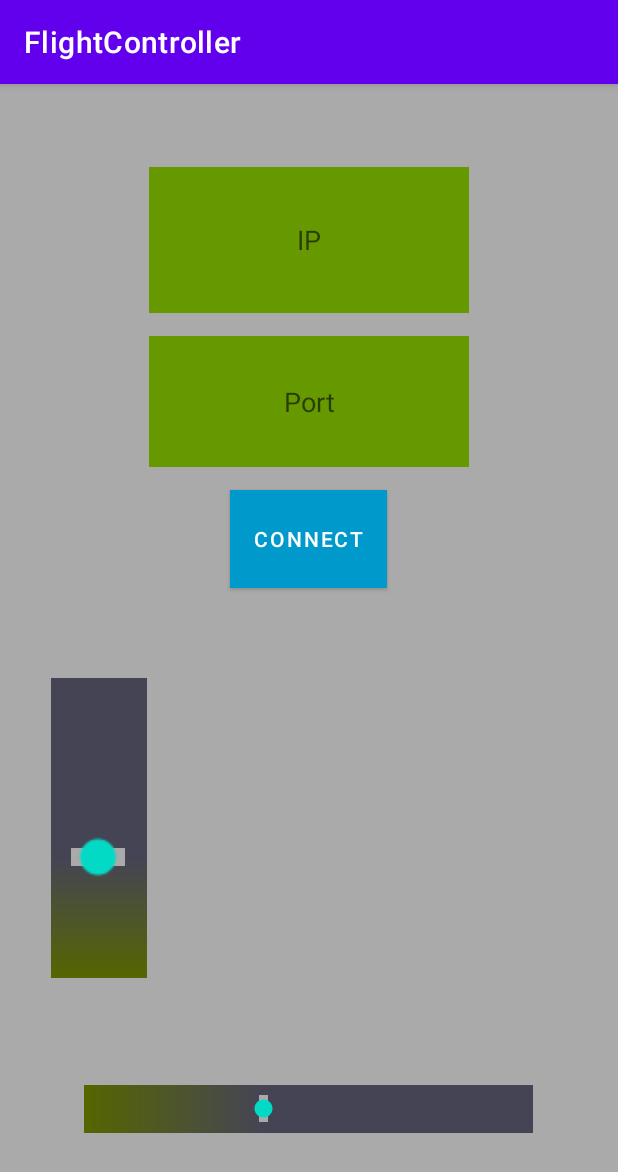
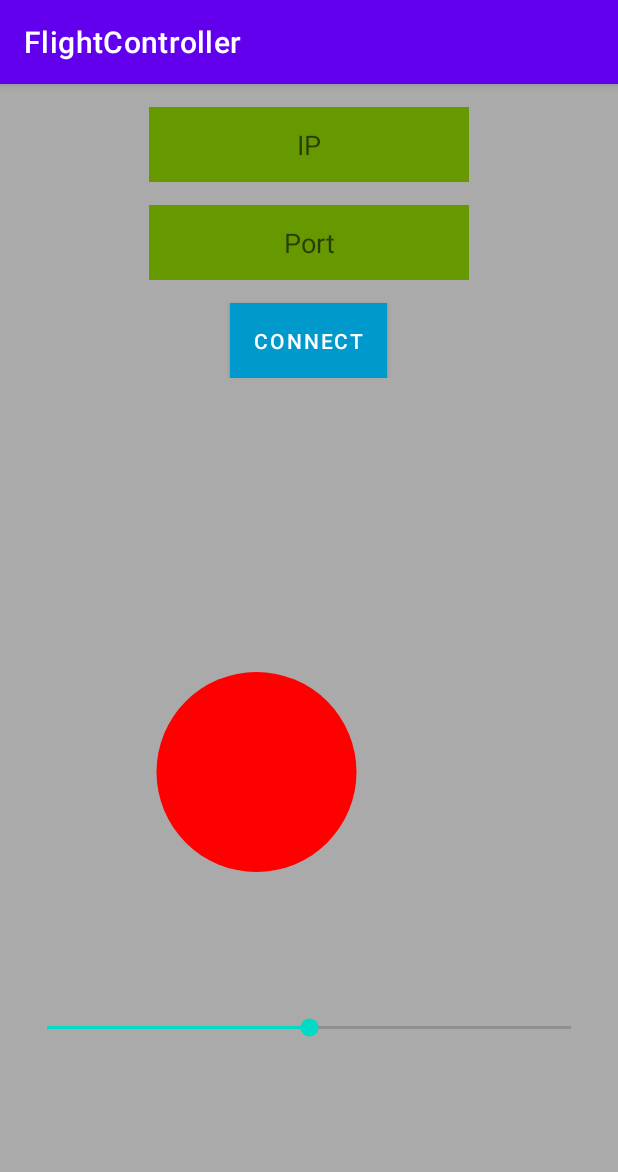
Before and after one commit to noamsal/FlightSimulator-Controller, an Android app: the screen it shows after launch (MainActivity), on a phone screen of 412 x 824 dp. Shown: the top 1172 px of the screen. Run offline under Robolectric (Android 15) with nearby library versions, the phone set to English and light mode, and no system bars.

Commit message:
Noam - joystick and seekbars handled

```diff
--- a/app/build.gradle
+++ b/app/build.gradle
@@ -30,8 +30,8 @@ android {
     kotlinOptions {
         jvmTarget = '1.8'
     }
-    dataBinding {
-        enabled = true
+    buildFeatures{
+        dataBinding true
     }
 }
 
--- a/app/src/main/java/model/FGPlayer.kt
+++ b/app/src/main/java/com/example/flightsimulatorapp/Model/FGPlayer.kt
@@ -11,9 +11,8 @@ class FGPlayer {
     // properties
     //val IPaddress: String
     //val port: Int
-    var isconnected: Boolean = false
     private lateinit var client: Socket
-
+    private var isConnected : Boolean = false
     var dispatchQueue : BlockingQueue<Runnable> = LinkedBlockingQueue<Runnable>()
 
 
@@ -41,7 +40,7 @@ class FGPlayer {
             run(){
                 try {
                     client = Socket(IPAddress, portNumber.toInt())
-                    isconnected = client.isConnected
+                    isConnected=client.isConnected  // now - connected!
                 }
                 catch(e: Exception){
                     println(e)
@@ -98,9 +97,9 @@ class FGPlayer {
         message += newValue.toString()
         message += "\r\n"
 
-       sendData(message)
+        sendData(message)
 
-        //set /controls/flight/current-engine/throttle (0…1)
+        //"set /controls/engines/current-engine/throttle "
     }
 
     /**
@@ -111,7 +110,7 @@ class FGPlayer {
         dispatchQueue.put(Runnable(){
             run(){
                 try {
-                    if(isconnected){
+                    if(isConnected) {   // ONLY SEND DATA IF CONNECTED!
                         println("going to send: $data")
                         client.getOutputStream().write(data.toByteArray())
                         client.getOutputStream().flush()
--- a/app/src/main/java/viewModel/MyViewModel.kt
+++ b/app/src/main/java/com/example/flightsimulatorapp/viewModel/MyViewModel.kt
@@ -1,10 +1,8 @@
-package viewModel
+package com.example.flightsimulatorapp.viewModel
 
 
 import model.FGPlayer
 
-import androidx.lifecycle.LiveData
-import androidx.lifecycle.MutableLiveData
 import androidx.lifecycle.ViewModel
 
 class MyViewModel : ViewModel() {
@@ -53,12 +51,12 @@ class MyViewModel : ViewModel() {
         val new_value = ((progress.toDouble() - 50) / 100) * 2
         rudder = new_value
     }
-    fun onElevatorchange(progress: Int) {
-        val new_value = ((progress.toDouble() - 50) / 100) * 2
+    fun onElevatorchange(progress: Int, joystickGridHeight: Int) {
+        val new_value = -(progress.toDouble() - joystickGridHeight.toDouble() / 2) / (joystickGridHeight.toDouble() / 2)
         elevator = new_value
     }
-    fun onAileronchange(progress: Int) {
-        val new_value = ((progress.toDouble() - 50) / 100) * 2
+    fun onAileronchange(progress: Int, joystickGridWidth: Int) {
+        val new_value = (progress.toDouble() - joystickGridWidth.toDouble() / 2) / (joystickGridWidth.toDouble() / 2)
         aileron = new_value
     }
 }
--- a/app/src/main/java/com/example/flightsimulatorapp/views/Joystick.kt
+++ b/app/src/main/java/com/example/flightsimulatorapp/views/Joystick.kt
@@ -1,8 +1,15 @@
 package com.example.flightsimulatorapp.views
 
 import android.content.Context
+import android.graphics.Canvas
+import android.graphics.Color.RED
+import android.graphics.Paint
+import android.graphics.PointF
+import android.graphics.Typeface
 import android.util.AttributeSet
+import android.view.MotionEvent
 import android.view.View
+import kotlin.math.min
 
 class Joystick @JvmOverloads constructor(
     context: Context,
@@ -10,6 +17,59 @@ class Joystick @JvmOverloads constructor(
     defStyleAttr: Int = 0
 ) : View(context, attrs, defStyleAttr) {
 
+    private var radius: Float = 100f  //current radius
+    private var center: PointF = PointF()   //current center
+    private val paint = Paint().apply {
+        style = Paint.Style.FILL_AND_STROKE
+        isAntiAlias = true
+        color = RED
+    }
+    /**
+     * func for update location.
+     * implementation in MainActivity.
+     * responsible for doing something with the data. in this app : move it via com.example.flightsimulatorapp.viewModel
+     */
+    //
+    lateinit var sender: (Float, Float) -> Unit
+
+    /**
+     * this function calculate Joystick's size (only called once)
+     * */
+    override fun onSizeChanged(width: Int, height: Int, oldw: Int, oldh: Int) {
+
+        center = PointF(width/2.0f, height/2.0f)
+    }
+    /**
+     * this function draws the joystick
+     * */
+    override fun onDraw(canvas: Canvas) {
+        super.onDraw(canvas)
+        canvas.drawCircle(center.x, center.y, radius, paint)
+    }
+
+    override fun onTouchEvent(event: MotionEvent?): Boolean {
+        if (event == null) {
+            return true
+        }
+        when (event.action) {
+            MotionEvent.ACTION_DOWN -> touchMove(event.x, event.y)
+            MotionEvent.ACTION_MOVE -> touchMove(event.x, event.y)  //update myself
+        }
+        sender(event.x, event.y)    // update com.example.flightsimulatorapp.viewModel
+        return true
+    }
 
 
+    /***
+     * function for update MYSELF!
+     */
+
+
+    private fun touchMove(x: Float, y: Float){
+        center.x = x
+        center.y = y
+// will render again the screen.
+        invalidate()
+    }
+
 }
--- a/app/src/main/java/com/example/flightsimulatorapp/views/MainActivity.kt
+++ b/app/src/main/java/com/example/flightsimulatorapp/views/MainActivity.kt
@@ -7,18 +7,41 @@ import android.view.inputmethod.InputMethodManager
 import android.widget.*
 import com.example.flightsimulatorapp.R
 //import com.example.flightsimulatorapp.databinding.ActivityMainBinding
-import viewModel.MyViewModel
+import com.example.flightsimulatorapp.viewModel.MyViewModel
 
 class MainActivity : AppCompatActivity() {
     /* fields */
     private val viewmodel: MyViewModel = MyViewModel()
-    //private lateinit var binding: ActivityMainBinding
+    private lateinit var joystick: Joystick
 
 
     /* methods */
     override fun onCreate(savedInstanceState: Bundle?) {
         super.onCreate(savedInstanceState)
         setContentView(R.layout.activity_main)
+
+        var v = findViewById<View>(R.id.rootView)
+        v.post { // setup vertical seek bar
+            val w = v.width
+            val h = v.height
+
+            v.rotation = 270.0f
+            v.translationX = ((w - h) / 2).toFloat()
+            v.translationY = ((h - w) / 2).toFloat()
+
+            val lp = v.layoutParams as RelativeLayout.LayoutParams
+            lp.height = w
+            lp.width = h
+            v.requestLayout()
+        }
+
+
+        joystick = findViewById(R.id.joystick)
+        joystick.sender = {a: Float, e: Float -> // dependency Injection
+            viewmodel.onAileronchange(a.toInt(), joystick.width)
+            viewmodel.onElevatorchange(e.toInt(), joystick.height)
+        }
+
 
         //val rollButton: Button = findViewById(R.id.roll_button)
 
--- a/app/src/main/res/layout-v21/activity_main.xml
+++ /dev/null
@@ -1,114 +0,0 @@
-<?xml version="1.0" encoding="utf-8"?>
-<layout
-    xmlns:android="http://schemas.android.com/apk/res/android"
-    xmlns:tools="http://schemas.android.com/tools"
-    xmlns:app="http://schemas.android.com/apk/res-auto">
-    <data>
-        <variable
-            name="viewmodel"
-            type="viewModel.MyViewModel"/>
-    </data>
-    <LinearLayout
-        android:layout_width="match_parent"
-        android:layout_height="match_parent"
-        android:layout_gravity="center_vertical"
-        android:background="@android:color/darker_gray"
-        android:orientation="vertical"
-        android:paddingTop="40sp"
-        tools:context=".views.MainActivity">
-
-
-        <EditText
-            android:id="@+id/IP_number"
-            android:layout_width="wrap_content"
-            android:layout_height="97dp"
-            android:layout_gravity="center|center_horizontal"
-            android:layout_marginTop="15dp"
-            android:background="@android:color/holo_green_dark"
-            android:digits="01234567890."
-            android:ems="10"
-            android:hint="@string/IP_number"
-            android:inputType="number"
-            android:textAlignment="center" />
-
-        <EditText
-            android:id="@+id/Port_number"
-            android:layout_width="wrap_content"
-            android:layout_height="87dp"
-            android:layout_gravity="center|center_horizontal"
-            android:layout_marginTop="15dp"
-            android:background="@android:color/holo_green_dark"
-            android:ems="10"
-            android:hint="@string/Port_number"
-            android:inputType="number"
-            android:textAlignment="center" />
-
-        <Button
-            android:id="@+id/Connect_Button"
-            android:layout_width="wrap_content"
-            android:layout_height="65dp"
-            android:layout_gravity="center_horizontal"
-            android:layout_marginTop="15dp"
-            android:background="@color/teal_700"
-            android:onClick="submit"
-            android:text="@string/Submit_Button"
-            app:backgroundTint="@android:color/holo_blue_dark" />
-
-        <!-- layout for vertical seekbar + joystick  -->
-
-        <LinearLayout
-            android:layout_width="match_parent"
-            android:layout_height="300dp"
-            android:layout_marginTop="10dp"
-            android:orientation="horizontal">
-
-
-            <!-- VERTICAL seek-bar: throttle  -->
-            <SeekBar
-                android:id="@+id/throttle"
-                android:layout_width="132dp"
-                android:layout_height="match_parent"
-                android:layout_marginEnd="268dp"
-                android:max="100"
-                android:progress="40"
-                android:rotation="-90"
-                android:scaleX="2"
-                android:scaleY="2"
-
-                app:layout_constraintBottom_toBottomOf="parent"
-                app:layout_constraintEnd_toEndOf="parent"
-                app:layout_constraintTop_toTopOf="parent"
-                app:layout_constraintVertical_bias="0.545"
-
-                android:progressDrawable="@drawable/custom_progress"/>
-
-
-
-
-
-
-
-
-        </LinearLayout>
-
-
-        <!-- HORIZONTAL seek-bar: rudder  -->
-        <SeekBar
-            android:id="@+id/rudder"
-            android:layout_width="331dp"
-            android:layout_height="55dp"
-            android:layout_gravity="center|center_horizontal"
-            android:layout_marginTop="10dp"
-
-            android:max="100"
-            android:progress="40"
-            android:progressDrawable="@drawable/custom_progress"
-            android:progressBackgroundTint="@color/purple_500"
-            />
-
-
-
-
-    </LinearLayout>
-
-</layout>
--- a/app/src/main/res/layout/activity_main.xml
+++ b/app/src/main/res/layout/activity_main.xml
@@ -1,40 +1,39 @@
 <?xml version="1.0" encoding="utf-8"?>
-<layout
+
+<RelativeLayout
     xmlns:android="http://schemas.android.com/apk/res/android"
     xmlns:tools="http://schemas.android.com/tools"
-    xmlns:app="http://schemas.android.com/apk/res-auto">
-    <data>
-        <variable
-            name="viewmodel"
-            type="viewModel.MyViewModel"/>
-    </data>
-    <LinearLayout
+    xmlns:app="http://schemas.android.com/apk/res-auto"
+
     android:layout_width="match_parent"
     android:layout_height="match_parent"
     android:layout_gravity="center_vertical"
     android:background="@android:color/darker_gray"
-        android:orientation="vertical"
-        android:paddingTop="40sp"
+
     tools:context=".views.MainActivity">
 
+    <LinearLayout
+        android:layout_width="match_parent"
+        android:layout_height="wrap_content"
+        android:orientation="vertical">
 
         <EditText
             android:id="@+id/IP_number"
             android:layout_width="wrap_content"
-            android:layout_height="97dp"
+            android:layout_height="50dp"
             android:layout_gravity="center|center_horizontal"
             android:layout_marginTop="15dp"
             android:background="@android:color/holo_green_dark"
             android:digits="01234567890."
             android:ems="10"
             android:hint="@string/IP_number"
-            android:inputType="number"
+            android:inputType="text"
             android:textAlignment="center" />
 
         <EditText
             android:id="@+id/Port_number"
             android:layout_width="wrap_content"
-            android:layout_height="87dp"
+            android:layout_height="50dp"
             android:layout_gravity="center|center_horizontal"
             android:layout_marginTop="15dp"
             android:background="@android:color/holo_green_dark"
@@ -46,7 +45,7 @@
         <Button
             android:id="@+id/Connect_Button"
             android:layout_width="wrap_content"
-            android:layout_height="65dp"
+            android:layout_height="50dp"
             android:layout_gravity="center_horizontal"
             android:layout_marginTop="15dp"
             android:background="@color/teal_700"
@@ -54,57 +53,68 @@
             android:text="@string/Submit_Button"
             app:backgroundTint="@android:color/holo_blue_dark" />
 
-        <!-- layout for vertical seekbar + joystick  -->
-
-        <LinearLayout
-            android:layout_width="match_parent"
-            android:layout_height="300dp"
-            android:layout_marginTop="10dp"
-            android:orientation="horizontal">
-
-
-            <!-- VERTICAL seek-bar: throttle  -->
-            <SeekBar
-                android:id="@+id/throttle"
-                android:layout_width="147dp"
-                android:layout_height="match_parent"
-                android:layout_marginEnd="268dp"
-                android:max="100"
-                android:progress="0"
-                android:rotation="-90"
-                android:scaleX="2"
-                android:scaleY="2"
-
-                app:layout_constraintBottom_toBottomOf="parent"
-                app:layout_constraintEnd_toEndOf="parent"
-                app:layout_constraintTop_toTopOf="parent"
-                app:layout_constraintVertical_bias="0.545" />
-<!--                android:progressDrawable="@drawable/custom_progress"-->
-
-
 
     </LinearLayout>
 
 
-        <!-- HORIZONTAL seek-bar: rudder  -->
+    <!-- layout for vertical seekbar + joystick  -->
+
+    <RelativeLayout
+        tools:context=".views.Joystick"
+        android:layout_width="match_parent"
+        android:layout_height="match_parent"
+        android:layout_marginTop="200dp">
+
+        <LinearLayout
+            android:id="@+id/JoystickGrid"
+            android:layout_width="match_parent"
+            android:layout_height="match_parent"
+            android:layout_marginEnd="10dp">
+
+            <!-- Joystick -->
+            <com.example.flightsimulatorapp.views.Joystick
+                android:id="@+id/joystick"
+                android:name="Joystick"
+                android:layout_width="match_parent"
+                android:layout_height="match_parent"
+                android:layout_marginRight="75dp"
+                android:layout_marginEnd="75dp"
+                android:layout_marginLeft="15dp"
+                android:layout_marginStart="15dp"
+                android:layout_marginBottom="25dp"
+                android:layout_gravity="center_vertical"
+                />
+        </LinearLayout>
+        <include
+            layout="@layout/extra_xml"
+            android:layout_width="match_parent"
+            android:layout_height="match_parent"
+            android:layout_marginLeft ="-115dp"
+            android:layout_marginStart ="-115dp"
+            android:layout_marginEnd="-50dp"
+            android:layout_marginBottom="-25dp"
+            android:layout_marginRight="-50dp"
+            android:layout_marginTop="35dp"
+            />
+
+    </RelativeLayout>
+
     <SeekBar
         android:id="@+id/rudder"
-            android:layout_width="165dp"
-            android:layout_height="55dp"
-            android:layout_gravity="center|center_horizontal"
-            android:layout_marginTop="10dp"
+        android:layout_width="match_parent"
+        android:layout_height="wrap_content"
+        android:layout_marginStart="15dp"
+        android:layout_marginLeft="15dp"
+        android:layout_marginEnd="15dp"
+        android:layout_marginRight="15dp"
+        android:layout_marginTop="620dp"
+        android:max="100"
+        android:progress="50" />
+    <!-- HORIZONTAL seek-bar: rudder  -->
 
-            android:max="100"
-            android:progress="0"
-            android:scaleX="2"
-            android:scaleY="2"
-
-
-            />
+    <!--            />-->
     <!--        android:progressDrawable="@drawable/custom_progress"-->
 
 
 
-    </LinearLayout>
-
-</layout>
+</RelativeLayout>
--- /dev/null
+++ b/app/src/main/res/layout/extra_xml.xml
@@ -0,0 +1,14 @@
+<?xml version="1.0" encoding="utf-8"?>
+<RelativeLayout
+    xmlns:android="http://schemas.android.com/apk/res/android"
+    android:id="@+id/rootView"
+    android:layout_width="match_parent"
+    android:layout_height="match_parent">
+
+    <SeekBar
+        android:id="@+id/throttle"
+        android:layout_width="match_parent"
+        android:layout_height="50dp"
+        android:layout_alignParentBottom="true"/>
+
+</RelativeLayout>
```
Lines whose indentation alone changed are shown as unchanged.
